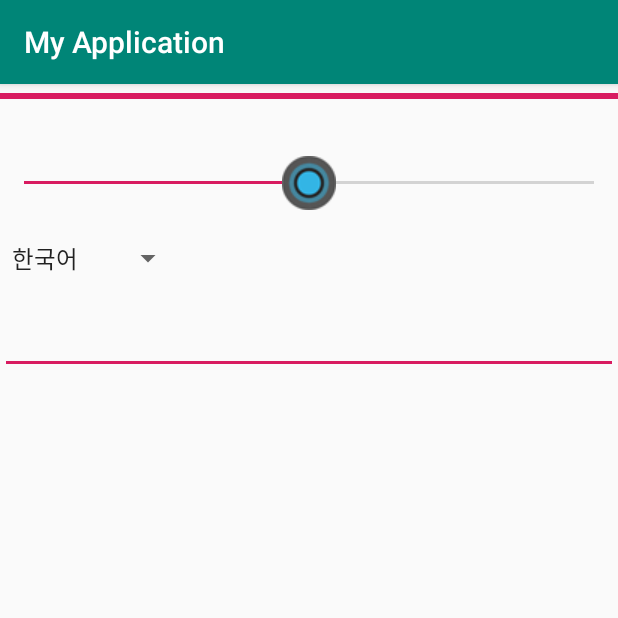
After one commit to shinseongsu/Android_Study, an Android app: the Main5Activity screen opened directly, with no data from a screen before it, on a phone screen of 412 x 824 dp, the top half of it. The commit adds this screen. Run offline under Robolectric (Android 15) with nearby library versions, the phone set to English and light mode, and no system bars.

Commit message:
Spinner, AutoCompleteTextView, ProgressBar 예제

```diff
--- a/ch8/app/src/main/AndroidManifest.xml
+++ b/ch8/app/src/main/AndroidManifest.xml
@@ -9,6 +9,13 @@
         android:roundIcon="@mipmap/ic_launcher_round"
         android:supportsRtl="true"
         android:theme="@style/AppTheme">
+        <activity android:name=".Main5Activity">
+            <intent-filter>
+                <action android:name="android.intent.action.MAIN" />
+
+                <category android:name="android.intent.category.LAUNCHER" />
+            </intent-filter>
+        </activity>
         <activity android:name=".customItem">
             <intent-filter>
                 <action android:name="android.intent.action.MAIN" />
--- /dev/null
+++ b/ch8/app/src/main/java/com/example/myapplication/Main5Activity.java
@@ -0,0 +1,55 @@
+package com.example.myapplication;
+
+import androidx.appcompat.app.AppCompatActivity;
+
+import android.os.Bundle;
+import android.os.SystemClock;
+import android.widget.ArrayAdapter;
+import android.widget.AutoCompleteTextView;
+import android.widget.ProgressBar;
+import android.widget.Spinner;
+
+public class Main5Activity extends AppCompatActivity {
+
+    ProgressBar progressBar;
+
+    @Override
+    protected void onCreate(Bundle savedInstanceState) {
+        super.onCreate(savedInstanceState);
+        setContentView(R.layout.activity_main5);
+
+        Spinner spinner = findViewById(R.id.spinner);
+
+        String[] datas = getResources().getStringArray(R.array.spinner_array);
+
+        ArrayAdapter<String> arrayAdapter = new ArrayAdapter<String>(this,
+                android.R.layout.simple_dropdown_item_1line, datas);
+        arrayAdapter.setDropDownViewResource(
+                android.R.layout.simple_spinner_dropdown_item);
+        spinner.setAdapter(arrayAdapter);
+
+        AutoCompleteTextView autoCompleteTextView = findViewById(R.id.auto);
+        String[] autoDatas = getResources().getStringArray(R.array.auto_array);
+        ArrayAdapter<String> autoAdapter = new ArrayAdapter<String>(this,
+                android.R.layout.simple_dropdown_item_1line, autoDatas);
+
+        autoCompleteTextView.setAdapter(autoAdapter);
+
+        progressBar = findViewById(R.id.progress);
+        ProgressThread thread = new ProgressThread();
+        thread.start();
+
+    }
+
+    class ProgressThread extends Thread {
+        @Override
+        public void run() {
+            for(int i = 0 ; i < 10 ; i++) {
+                SystemClock.sleep(1000);
+                progressBar.incrementProgressBy(10);
+                progressBar.incrementSecondaryProgressBy(15);
+            }
+        }
+    }
+
+}
--- /dev/null
+++ b/ch8/app/src/main/res/layout/activity_main5.xml
@@ -0,0 +1,38 @@
+<?xml version="1.0" encoding="utf-8"?>
+<ScrollView xmlns:android="http://schemas.android.com/apk/res/android"
+    android:layout_width="match_parent"
+    android:layout_height="match_parent">
+
+    <LinearLayout
+        android:layout_width="match_parent"
+        android:layout_height="match_parent"
+        android:orientation="vertical">
+
+        <ProgressBar
+            android:id="@+id/progress"
+            android:layout_width="match_parent"
+            android:layout_height="wrap_content"
+            style="?android:attr/progressBarStyleHorizontal"
+            android:max="100" />
+
+        <SeekBar
+            android:id="@+id/seek"
+            android:layout_width="match_parent"
+            android:layout_height="wrap_content"
+            android:max="100"
+            android:progress="50"
+            android:thumb="@drawable/ic_seek"
+            android:layout_marginTop="32dp" />
+
+        <Spinner
+            android:id="@+id/spinner"
+            android:layout_width="wrap_content"
+            android:layout_height="wrap_content" />
+
+        <AutoCompleteTextView
+            android:id="@+id/auto"
+            android:layout_width="match_parent"
+            android:layout_height="wrap_content" />
+
+    </LinearLayout>
+</ScrollView>
--- a/ch8/app/src/main/res/values/arrays.xml
+++ b/ch8/app/src/main/res/values/arrays.xml
@@ -7,4 +7,24 @@
         <item>서울특별시</item>
         <item>충청북도</item>
     </string-array>
+
+    <string-array name="spinner_array">
+        <item>한국어</item>
+        <item>영어</item>
+        <item>스페인어</item>
+        <item>독일어</item>
+        <item>중국어</item>
+        <item>일본어</item>
+    </string-array>
+
+    <string-array name="auto_array">
+        <item>류현진</item>
+        <item>박찬호</item>
+        <item>박찬홍</item>
+        <item>추신수</item>
+        <item>이대호</item>
+        <item>오승환</item>
+        <item>김현수</item>
+        <item>강정호</item>
+    </string-array>
 </resources>
```
Also changed, not shown: ch8/app/src/main/res/drawable-v24/ic_seek.png (added).
